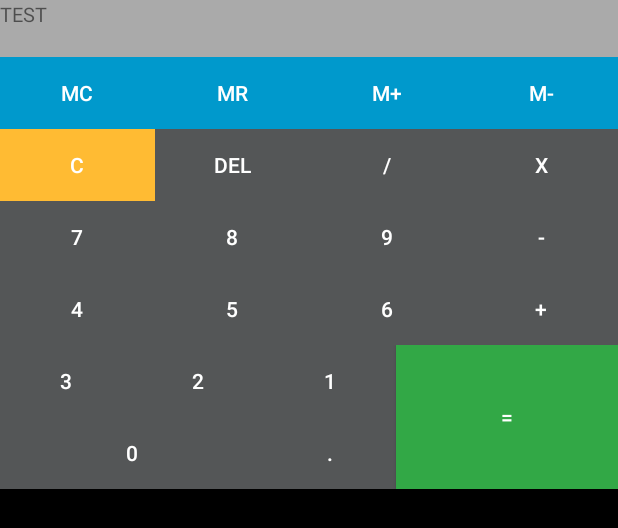
After one commit to zimomar/Calculatrice, an Android app: the layout activity_main.xml on its own in the app's theme, with its tools: preview values and no code run, on a phone screen of 412 x 824 dp. The commit adds this screen. Shown: the top 528 px of the screen. Run offline under Robolectric (Android 15) with nearby library versions, the phone set to English and light mode, and no system bars.

Commit message:
Réglages du problème

```diff
--- a/app/src/main/java/com/androiddev/ctpcalculatrice/MainActivity.java
+++ b/app/src/main/java/com/androiddev/ctpcalculatrice/MainActivity.java
@@ -1,6 +1,7 @@
 package com.androiddev.ctpcalculatrice;
 
 import androidx.appcompat.app.AppCompatActivity;
+
 import android.os.Bundle;
 import android.view.View;
 import android.widget.Button;
--- /dev/null
+++ b/app/src/main/res/layout/activity_main.xml
@@ -0,0 +1,287 @@
+<?xml version="1.0" encoding="utf-8"?>
+<LinearLayout xmlns:android="http://schemas.android.com/apk/res/android"
+    android:layout_width="fill_parent"
+    android:layout_height="fill_parent"
+    android:orientation="vertical"
+    android:background="@android:color/black">
+
+    <LinearLayout xmlns:android="http://schemas.android.com/apk/res/android"
+        android:layout_width="fill_parent"
+        android:layout_height="wrap_content"
+        android:orientation="vertical"
+
+        >
+    <TextView
+        android:id="@+id/operation"
+        android:layout_width="fill_parent"
+        android:layout_height="wrap_content"
+        android:cursorVisible="false"
+        android:text="TEST"
+        android:textSize="20px"
+        android:background="@android:color/darker_gray"
+        />
+        <TextView
+            android:layout_width="match_parent"
+            android:layout_height="match_parent"
+            android:background="@android:color/darker_gray"/>
+
+    </LinearLayout>
+
+    <LinearLayout xmlns:android="http://schemas.android.com/apk/res/android"
+        android:layout_width="fill_parent"
+        android:layout_height="wrap_content"
+        android:orientation="horizontal"
+        android:background="@android:color/black"
+
+        >
+
+        <Button
+            android:id="@+id/buttonMC"
+            android:layout_width="fill_parent"
+            android:layout_height="wrap_content"
+            android:layout_weight="1"
+            android:text="MC"
+            android:background="@android:color/holo_blue_dark"
+            android:textColor="@android:color/white"/>
+
+
+        <Button
+            android:id="@+id/buttonMR"
+            android:layout_width="fill_parent"
+            android:layout_height="wrap_content"
+            android:layout_weight="1"
+            android:text="MR"
+            android:background="@android:color/holo_blue_dark"
+            android:textColor="@android:color/white"/>
+
+        <Button
+            android:id="@+id/buttonMP"
+            android:layout_width="fill_parent"
+            android:layout_height="wrap_content"
+            android:layout_weight="1"
+            android:text="M+"
+            android:background="@android:color/holo_blue_dark"
+            android:textColor="@android:color/white"/>
+
+        <Button
+            android:id="@+id/buttonMM"
+            android:layout_width="fill_parent"
+            android:layout_height="wrap_content"
+            android:layout_weight="1"
+            android:text="M-"
+            android:background="@android:color/holo_blue_dark"
+            android:textColor="@android:color/white"/>
+    </LinearLayout>
+
+    <LinearLayout xmlns:android="http://schemas.android.com/apk/res/android"
+        android:layout_width="fill_parent"
+        android:layout_height="wrap_content"
+        android:orientation="horizontal">
+
+        <Button
+            android:id="@+id/buttonC"
+            android:layout_width="match_parent"
+            android:layout_height="wrap_content"
+            android:layout_weight="1"
+            android:text="C"
+            android:background="@android:color/holo_orange_light"
+            android:textColor="@android:color/white"/>
+
+        <Button
+            android:id="@+id/buttonDel"
+            android:layout_width="match_parent"
+            android:layout_height="wrap_content"
+            android:layout_weight="1"
+            android:text="DEL"
+            android:textColor="@android:color/white"
+            android:background="#545657"/>
+
+        <Button
+            android:id="@+id/buttonDivise"
+            android:layout_width="match_parent"
+            android:layout_height="wrap_content"
+            android:layout_weight="1"
+            android:text="/"
+            android:textColor="@android:color/white"
+            android:background="#545657"/>
+
+        <Button
+            android:id="@+id/buttonMultiple"
+            android:layout_width="match_parent"
+            android:layout_height="wrap_content"
+            android:layout_weight="1"
+            android:text="x"
+            android:textColor="@android:color/white"
+            android:background="#545657"/>
+    </LinearLayout>
+
+    <LinearLayout xmlns:android="http://schemas.android.com/apk/res/android"
+        android:layout_width="match_parent"
+        android:layout_height="wrap_content"
+        android:orientation="horizontal">
+
+        <Button
+            android:id="@+id/button7"
+            android:layout_width="match_parent"
+            android:layout_height="wrap_content"
+            android:layout_weight="1"
+            android:text="7"
+            android:background="#545657"
+            android:textColor="@android:color/white"/>
+
+        <Button
+            android:id="@+id/button8"
+            android:layout_width="match_parent"
+            android:layout_height="wrap_content"
+            android:layout_weight="1"
+            android:text="8"
+            android:background="#545657"
+            android:textColor="@android:color/white"/>
+
+        <Button
+            android:id="@+id/button9"
+            android:layout_width="match_parent"
+            android:layout_height="wrap_content"
+            android:layout_weight="1"
+            android:text="9"
+            android:background="#545657"
+            android:textColor="@android:color/white"/>
+
+        <Button
+            android:id="@+id/buttonMoins"
+            android:layout_width="match_parent"
+            android:layout_height="wrap_content"
+            android:layout_weight="1"
+            android:text="-"
+            android:background="#545657"
+            android:textColor="@android:color/white"/>
+
+    </LinearLayout>
+
+    <LinearLayout xmlns:android="http://schemas.android.com/apk/res/android"
+        android:layout_width="match_parent"
+        android:layout_height="wrap_content"
+        android:orientation="horizontal"
+        android:textColor="@android:color/white">
+
+        <Button
+            android:id="@+id/button4"
+            android:layout_width="match_parent"
+            android:layout_height="wrap_content"
+            android:layout_weight="1"
+            android:text="4"
+            android:background="#545657"
+            android:textColor="@android:color/white"/>
+
+        <Button
+            android:id="@+id/button5"
+            android:layout_width="match_parent"
+            android:layout_height="wrap_content"
+            android:layout_weight="1"
+            android:text="5"
+            android:background="#545657"
+            android:textColor="@android:color/white"/>
+
+        <Button
+            android:id="@+id/button6"
+            android:layout_width="match_parent"
+            android:layout_height="wrap_content"
+            android:layout_weight="1"
+            android:text="6"
+            android:background="#545657"
+            android:textColor="@android:color/white"/>
+
+        <Button
+            android:id="@+id/buttonPlus"
+            android:layout_width="match_parent"
+            android:layout_height="wrap_content"
+            android:layout_weight="1"
+            android:text="+"
+            android:background="#545657"
+            android:textColor="@android:color/white"/>
+
+    </LinearLayout>
+
+    <LinearLayout
+        android:layout_width="fill_parent"
+        android:layout_height="wrap_content"
+        android:orientation="horizontal">
+
+        <LinearLayout
+            android:layout_width="wrap_content"
+            android:layout_height="wrap_content"
+            android:layout_weight="1"
+            android:orientation="vertical">
+
+            <LinearLayout
+                android:layout_width="wrap_content"
+                android:layout_height="wrap_content"
+                android:orientation="horizontal">
+
+                <Button
+                    android:id="@+id/button3"
+                    android:layout_width="match_parent"
+                    android:layout_height="wrap_content"
+                    android:layout_weight="1"
+                    android:text="3"
+                    android:background="#545657"
+                    android:textColor="@android:color/white"/>
+
+                <Button
+                    android:id="@+id/button2"
+                    android:layout_width="match_parent"
+                    android:layout_height="wrap_content"
+                    android:layout_weight="1"
+                    android:text="2"
+                    android:background="#545657"
+                    android:textColor="@android:color/white"/>
+
+                <Button
+                    android:id="@+id/button1"
+                    android:layout_width="match_parent"
+                    android:layout_height="wrap_content"
+                    android:layout_weight="1"
+                    android:text="1"
+                    android:background="#545657"
+                    android:textColor="@android:color/white"/>
+
+
+            </LinearLayout>
+
+            <LinearLayout
+                android:layout_width="match_parent"
+                android:layout_height="wrap_content"
+                android:orientation="horizontal">
+
+                <Button
+                    android:id="@+id/button0"
+                    android:layout_width="match_parent"
+                    android:layout_height="wrap_content"
+                    android:layout_weight="1"
+                    android:text="0"
+                    android:background="#545657"
+                    android:textColor="@android:color/white"/>
+
+                <Button
+                    android:id="@+id/buttonV"
+                    android:layout_width="match_parent"
+                    android:layout_height="wrap_content"
+                    android:layout_weight="2"
+                    android:text="."
+                    android:background="#545657"
+                    android:textColor="@android:color/white"/>
+            </LinearLayout>
+
+        </LinearLayout>
+
+        <Button
+            android:id="@+id/buttonEgal"
+            android:layout_width="match_parent"
+            android:layout_height="match_parent"
+            android:layout_weight="500"
+            android:text="="
+            android:background="#32a846"
+            android:textColor="@android:color/white"/>
+
+    </LinearLayout>
+</LinearLayout>
```
